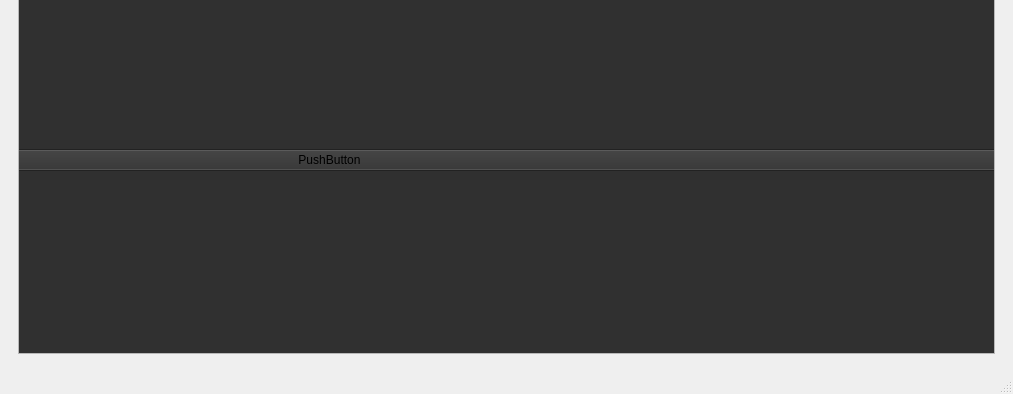
Qt form window.ui (dubliyu/triviagame) before a commit; both pictures show x 0 to 1013 and y 395 to 789 of the 1013 by 789 pixel window.
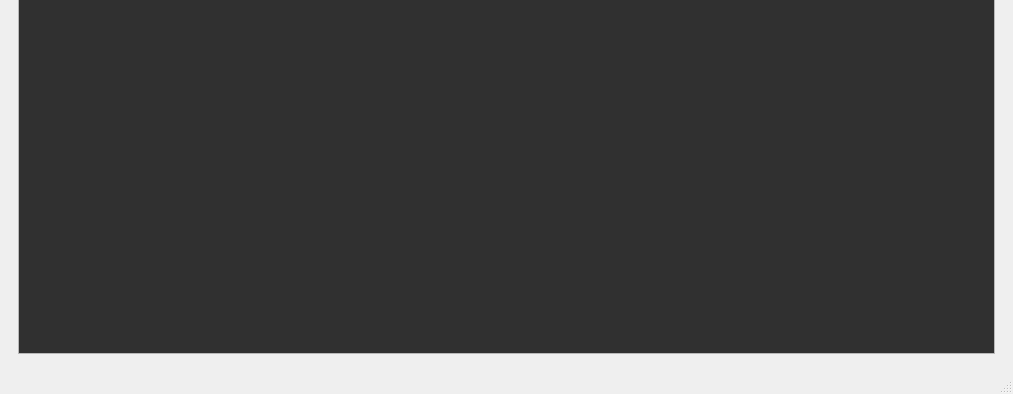
The same form after that commit.

Diff of the .ui file:
```diff
--- a/window.ui
+++ b/window.ui
@@ -1391,7 +1391,7 @@
       </widget>
       <widget class="QWidget" name="page_10">
        <layout class="QGridLayout" name="gridLayout_15">
-        <item row="0" column="0">
+        <item row="0" column="1">
          <layout class="QVBoxLayout" name="verticalLayout_10">
           <item>
            <layout class="QHBoxLayout" name="horizontalLayout_10">
@@ -1508,21 +1508,13 @@
              <widget class="QWidget" name="layoutWidget">
               <property name="geometry">
                <rect>
-                <x>-470</x>
-                <y>90</y>
-                <width>1561</width>
-                <height>621</height>
+                <x>0</x>
+                <y>0</y>
+                <width>971</width>
+                <height>551</height>
                </rect>
               </property>
-              <layout class="QHBoxLayout" name="horizontalLayout_20">
-               <item>
-                <widget class="QPushButton" name="pushButton_24">
-                 <property name="text">
-                  <string>PushButton</string>
-                 </property>
-                </widget>
-               </item>
-              </layout>
+              <layout class="QHBoxLayout" name="horizontalLayout_20"/>
              </widget>
             </widget>
            </widget>
```
Left out of the diff: 4 changed lines with no effect on the pictures.
